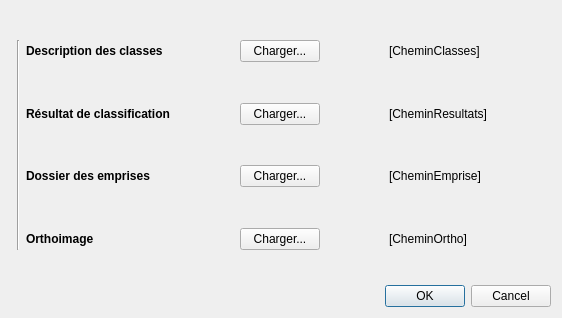
Qt form interface/chargementFichiers.ui (sGrISner/sGrISner) before a commit.
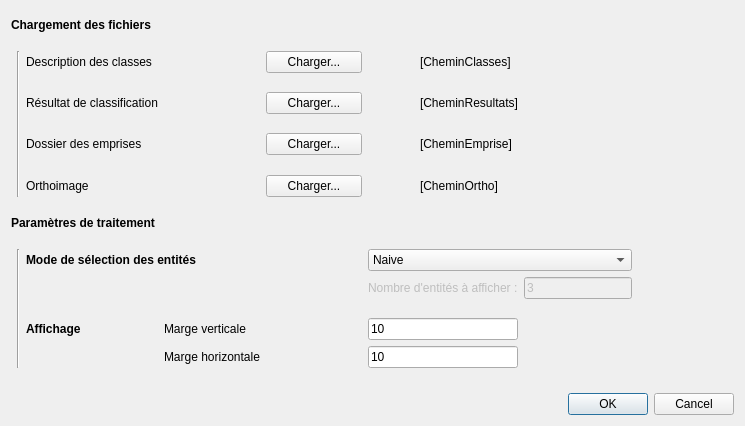
The same form after that commit.

Patch:
```diff
--- a/interface/chargementFichiers.ui
+++ b/interface/chargementFichiers.ui
@@ -6,20 +6,20 @@
    <rect>
     <x>0</x>
     <y>0</y>
-    <width>562</width>
-    <height>318</height>
+    <width>745</width>
+    <height>426</height>
    </rect>
   </property>
   <property name="windowTitle">
    <string>Chargement des fichiers</string>
   </property>
   <layout class="QGridLayout" name="gridLayout">
-   <item row="1" column="2">
+   <item row="3" column="2">
     <widget class="QLabel" name="classeLabel">
      <property name="font">
       <font>
-       <weight>75</weight>
-       <bold>true</bold>
+       <weight>50</weight>
+       <bold>false</bold>
       </font>
      </property>
      <property name="text">
@@ -27,107 +27,134 @@
      </property>
     </widget>
    </item>
-   <item row="5" column="6">
-    <widget class="QLabel" name="cheminEmpriseLabel">
-     <property name="text">
-      <string>[CheminEmprise]</string>
-     </property>
-    </widget>
-   </item>
-   <item row="1" column="7" rowspan="8">
-    <spacer name="horizontalSpacer">
+   <item row="4" column="2">
+    <spacer name="verticalSpacer_2">
      <property name="orientation">
-      <enum>Qt::Horizontal</enum>
+      <enum>Qt::Vertical</enum>
      </property>
      <property name="sizeHint" stdset="0">
       <size>
-       <width>40</width>
-       <height>20</height>
+       <width>20</width>
+       <height>40</height>
       </size>
      </property>
     </spacer>
    </item>
-   <item row="7" column="6">
-    <widget class="QLabel" name="cheminOrthoLabel">
-     <property name="text">
-      <string>[CheminOrtho]</string>
-     </property>
-    </widget>
-   </item>
-   <item row="3" column="6">
-    <widget class="QLabel" name="cheminResultLabel">
-     <property name="text">
-      <string>[CheminResultats]</string>
-     </property>
-    </widget>
-   </item>
    <item row="5" column="4">
-    <widget class="QPushButton" name="chargerEmpriseButton">
+    <widget class="QPushButton" name="chargerResultButton">
      <property name="text">
       <string>Charger...</string>
      </property>
     </widget>
    </item>
-   <item row="1" column="5" rowspan="7">
-    <spacer name="horizontalSpacer_2">
+   <item row="8" column="2">
+    <spacer name="verticalSpacer_4">
      <property name="orientation">
-      <enum>Qt::Horizontal</enum>
+      <enum>Qt::Vertical</enum>
      </property>
      <property name="sizeHint" stdset="0">
       <size>
-       <width>40</width>
-       <height>20</height>
+       <width>20</width>
+       <height>40</height>
       </size>
      </property>
     </spacer>
    </item>
-   <item row="7" column="4">
+   <item row="19" column="0" colspan="7">
+    <spacer name="verticalSpacer_5">
+     <property name="orientation">
+      <enum>Qt::Vertical</enum>
+     </property>
+     <property name="sizeHint" stdset="0">
+      <size>
+       <width>20</width>
+       <height>40</height>
+      </size>
+     </property>
+    </spacer>
+   </item>
+   <item row="6" column="4">
+    <spacer name="verticalSpacer_7">
+     <property name="orientation">
+      <enum>Qt::Vertical</enum>
+     </property>
+     <property name="sizeHint" stdset="0">
+      <size>
+       <width>20</width>
+       <height>40</height>
+      </size>
+     </property>
+    </spacer>
+   </item>
+   <item row="9" column="4">
     <widget class="QPushButton" name="chargerOrthoButton">
      <property name="text">
       <string>Charger...</string>
      </property>
     </widget>
    </item>
+   <item row="4" column="4">
+    <spacer name="verticalSpacer_8">
+     <property name="orientation">
+      <enum>Qt::Vertical</enum>
+     </property>
+     <property name="sizeHint" stdset="0">
+      <size>
+       <width>20</width>
+       <height>40</height>
+      </size>
+     </property>
+    </spacer>
+   </item>
+   <item row="3" column="1" rowspan="7">
+    <widget class="Line" name="line">
+     <property name="font">
+      <font>
+       <weight>50</weight>
+       <bold>false</bold>
+      </font>
+     </property>
+     <property name="frameShadow">
+      <enum>QFrame::Sunken</enum>
+     </property>
+     <property name="orientation">
+      <enum>Qt::Vertical</enum>
+     </property>
+    </widget>
+   </item>
+   <item row="4" column="6">
+    <spacer name="verticalSpacer_9">
+     <property name="orientation">
+      <enum>Qt::Vertical</enum>
+     </property>
+     <property name="sizeHint" stdset="0">
+      <size>
+       <width>20</width>
+       <height>40</height>
+      </size>
+     </property>
+    </spacer>
+   </item>
+   <item row="7" column="4">
+    <widget class="QPushButton" name="chargerEmpriseButton">
+     <property name="text">
+      <string>Charger...</string>
+     </property>
+    </widget>
+   </item>
    <item row="3" column="4">
-    <widget class="QPushButton" name="chargerResultButton">
-     <property name="text">
-      <string>Charger...</string>
-     </property>
-    </widget>
-   </item>
-   <item row="1" column="6">
-    <widget class="QLabel" name="chemClasseLabel">
-     <property name="text">
-      <string>[CheminClasses]</string>
-     </property>
-    </widget>
-   </item>
-   <item row="0" column="0" colspan="8">
-    <spacer name="verticalSpacer">
-     <property name="orientation">
-      <enum>Qt::Vertical</enum>
-     </property>
-     <property name="sizeHint" stdset="0">
-      <size>
-       <width>20</width>
-       <height>40</height>
-      </size>
-     </property>
-    </spacer>
-   </item>
-   <item row="1" column="4">
     <widget class="QPushButton" name="chargerClasseButton">
      <property name="text">
       <string>Charger...</string>
      </property>
     </widget>
    </item>
-   <item row="3" column="2">
+   <item row="5" column="2">
     <widget class="QLabel" name="resultLabel">
      <property name="font">
       <font>
-       <weight>75</weight>
-       <bold>true</bold>
+       <weight>50</weight>
+       <bold>false</bold>
       </font>
      </property>
      <property name="text">
@@ -135,12 +162,12 @@
      </property>
     </widget>
    </item>
-   <item row="7" column="2">
+   <item row="9" column="2">
     <widget class="QLabel" name="orthoLabel">
      <property name="font">
       <font>
-       <weight>75</weight>
-       <bold>true</bold>
+       <weight>50</weight>
+       <bold>false</bold>
       </font>
      </property>
      <property name="text">
@@ -148,7 +175,7 @@
      </property>
     </widget>
    </item>
-   <item row="9" column="1" colspan="7">
+   <item row="20" column="1" colspan="9">
     <widget class="QDialogButtonBox" name="buttonBox">
      <property name="orientation">
       <enum>Qt::Horizontal</enum>
@@ -158,63 +185,8 @@
      </property>
     </widget>
    </item>
-   <item row="5" column="2">
-    <widget class="QLabel" name="empriseLabel">
-     <property name="font">
-      <font>
-       <weight>75</weight>
-       <bold>true</bold>
-      </font>
-     </property>
-     <property name="text">
-      <string>Dossier des emprises</string>
-     </property>
-    </widget>
-   </item>
-   <item row="1" column="1" rowspan="7">
-    <widget class="Line" name="line">
-     <property name="font">
-      <font>
-       <weight>50</weight>
-       <bold>false</bold>
-      </font>
-     </property>
-     <property name="frameShadow">
-      <enum>QFrame::Sunken</enum>
-     </property>
-     <property name="orientation">
-      <enum>Qt::Vertical</enum>
-     </property>
-    </widget>
-   </item>
-   <item row="2" column="2">
-    <spacer name="verticalSpacer_2">
-     <property name="orientation">
-      <enum>Qt::Vertical</enum>
-     </property>
-     <property name="sizeHint" stdset="0">
-      <size>
-       <width>20</width>
-       <height>40</height>
-      </size>
-     </property>
-    </spacer>
-   </item>
-   <item row="4" column="2">
-    <spacer name="verticalSpacer_3">
-     <property name="orientation">
-      <enum>Qt::Vertical</enum>
-     </property>
-     <property name="sizeHint" stdset="0">
-      <size>
-       <width>20</width>
-       <height>40</height>
-      </size>
-     </property>
-    </spacer>
-   </item>
    <item row="6" column="2">
-    <spacer name="verticalSpacer_4">
+    <spacer name="verticalSpacer_3">
      <property name="orientation">
       <enum>Qt::Vertical</enum>
      </property>
@@ -226,20 +198,7 @@
      </property>
     </spacer>
    </item>
-   <item row="8" column="0" colspan="7">
-    <spacer name="verticalSpacer_5">
-     <property name="orientation">
-      <enum>Qt::Vertical</enum>
-     </property>
-     <property name="sizeHint" stdset="0">
-      <size>
-       <width>20</width>
-       <height>40</height>
-      </size>
-     </property>
-    </spacer>
-   </item>
-   <item row="1" column="3" rowspan="7">
+   <item row="3" column="3" rowspan="7">
     <spacer name="horizontalSpacer_3">
      <property name="orientation">
       <enum>Qt::Horizontal</enum>
@@ -252,7 +211,7 @@
      </property>
     </spacer>
    </item>
-   <item row="6" column="4">
+   <item row="8" column="4">
     <spacer name="verticalSpacer_6">
      <property name="orientation">
       <enum>Qt::Vertical</enum>
@@ -265,59 +224,20 @@
      </property>
     </spacer>
    </item>
-   <item row="4" column="4">
-    <spacer name="verticalSpacer_7">
-     <property name="orientation">
-      <enum>Qt::Vertical</enum>
-     </property>
-     <property name="sizeHint" stdset="0">
-      <size>
-       <width>20</width>
-       <height>40</height>
-      </size>
-     </property>
-    </spacer>
-   </item>
-   <item row="2" column="4">
-    <spacer name="verticalSpacer_8">
-     <property name="orientation">
-      <enum>Qt::Vertical</enum>
-     </property>
-     <property name="sizeHint" stdset="0">
-      <size>
-       <width>20</width>
-       <height>40</height>
-      </size>
-     </property>
-    </spacer>
-   </item>
-   <item row="2" column="6">
-    <spacer name="verticalSpacer_9">
-     <property name="orientation">
-      <enum>Qt::Vertical</enum>
-     </property>
-     <property name="sizeHint" stdset="0">
-      <size>
-       <width>20</width>
-       <height>40</height>
-      </size>
-     </property>
-    </spacer>
-   </item>
-   <item row="4" column="6">
-    <spacer name="verticalSpacer_10">
-     <property name="orientation">
-      <enum>Qt::Vertical</enum>
-     </property>
-     <property name="sizeHint" stdset="0">
-      <size>
-       <width>20</width>
-       <height>40</height>
-      </size>
-     </property>
-    </spacer>
-   </item>
    <item row="6" column="6">
+    <spacer name="verticalSpacer_10">
+     <property name="orientation">
+      <enum>Qt::Vertical</enum>
+     </property>
+     <property name="sizeHint" stdset="0">
+      <size>
+       <width>20</width>
+       <height>40</height>
+      </size>
+     </property>
+    </spacer>
+   </item>
+   <item row="8" column="6">
     <spacer name="verticalSpacer_11">
      <property name="orientation">
       <enum>Qt::Vertical</enum>
@@ -330,6 +250,287 @@
      </property>
     </spacer>
    </item>
+   <item row="0" column="0" colspan="10">
+    <spacer name="verticalSpacer">
+     <property name="orientation">
+      <enum>Qt::Vertical</enum>
+     </property>
+     <property name="sizeHint" stdset="0">
+      <size>
+       <width>20</width>
+       <height>40</height>
+      </size>
+     </property>
+    </spacer>
+   </item>
+   <item row="7" column="2">
+    <widget class="QLabel" name="empriseLabel">
+     <property name="font">
+      <font>
+       <weight>50</weight>
+       <bold>false</bold>
+      </font>
+     </property>
+     <property name="text">
+      <string>Dossier des emprises</string>
+     </property>
+    </widget>
+   </item>
+   <item row="17" column="3" colspan="2">
+    <widget class="QLabel" name="margeYLabel">
+     <property name="text">
+      <string>Marge horizontale</string>
+     </property>
+    </widget>
+   </item>
+   <item row="17" column="5" colspan="3">
+    <widget class="QLineEdit" name="margeYEdit">
+     <property name="text">
+      <string>10</string>
+     </property>
+    </widget>
+   </item>
+   <item row="13" column="2" colspan="2">
+    <widget class="QLabel" name="modeLabel">
+     <property name="font">
+      <font>
+       <weight>75</weight>
+       <bold>true</bold>
+      </font>
+     </property>
+     <property name="text">
+      <string>Mode de sélection des entités</string>
+     </property>
+    </widget>
+   </item>
+   <item row="12" column="0" colspan="7">
+    <spacer name="verticalSpacer_14">
+     <property name="orientation">
+      <enum>Qt::Vertical</enum>
+     </property>
+     <property name="sizeHint" stdset="0">
+      <size>
+       <width>20</width>
+       <height>40</height>
+      </size>
+     </property>
+    </spacer>
+   </item>
+   <item row="16" column="5" colspan="3">
+    <widget class="QLineEdit" name="margeXEdit">
+     <property name="text">
+      <string>10</string>
+     </property>
+    </widget>
+   </item>
+   <item row="1" column="0" colspan="6">
+    <widget class="QLabel" name="chargLabel">
+     <property name="font">
+      <font>
+       <pointsize>9</pointsize>
+       <weight>75</weight>
+       <bold>true</bold>
+      </font>
+     </property>
+     <property name="text">
+      <string>Chargement des fichiers</string>
+     </property>
+    </widget>
+   </item>
+   <item row="14" column="2" colspan="3">
+    <spacer name="verticalSpacer_15">
+     <property name="orientation">
+      <enum>Qt::Vertical</enum>
+     </property>
+     <property name="sizeHint" stdset="0">
+      <size>
+       <width>20</width>
+       <height>40</height>
+      </size>
+     </property>
+    </spacer>
+   </item>
+   <item row="14" column="8">
+    <widget class="QLineEdit" name="nbrEdit">
+     <property name="enabled">
+      <bool>false</bool>
+     </property>
+     <property name="text">
+      <string>3</string>
+     </property>
+    </widget>
+   </item>
+   <item row="14" column="5" colspan="3">
+    <widget class="QLabel" name="nbrLabel">
+     <property name="enabled">
+      <bool>false</bool>
+     </property>
+     <property name="text">
+      <string>Nombre d'entités à afficher :</string>
+     </property>
+    </widget>
+   </item>
+   <item row="16" column="8" rowspan="2">
+    <spacer name="horizontalSpacer_7">
+     <property name="orientation">
+      <enum>Qt::Horizontal</enum>
+     </property>
+     <property name="sizeHint" stdset="0">
+      <size>
+       <width>40</width>
+       <height>20</height>
+      </size>
+     </property>
+    </spacer>
+   </item>
+   <item row="13" column="5" colspan="4">
+    <widget class="QComboBox" name="modeComboBox">
+     <item>
+      <property name="text">
+       <string>Naive</string>
+      </property>
+     </item>
+     <item>
+      <property name="text">
+       <string>Aleatoire</string>
+      </property>
+     </item>
+    </widget>
+   </item>
+   <item row="11" column="0" colspan="3">
+    <widget class="QLabel" name="paramLabel">
+     <property name="font">
+      <font>
+       <pointsize>9</pointsize>
+       <weight>75</weight>
+       <bold>true</bold>
+      </font>
+     </property>
+     <property name="text">
+      <string>Paramètres de traitement</string>
+     </property>
+    </widget>
+   </item>
+   <item row="13" column="4">
+    <spacer name="horizontalSpacer_4">
+     <property name="orientation">
+      <enum>Qt::Horizontal</enum>
+     </property>
+     <property name="sizeHint" stdset="0">
+      <size>
+       <width>40</width>
+       <height>20</height>
+      </size>
+     </property>
+    </spacer>
+   </item>
+   <item row="2" column="0" colspan="7">
+    <spacer name="verticalSpacer_13">
+     <property name="orientation">
+      <enum>Qt::Vertical</enum>
+     </property>
+     <property name="sizeHint" stdset="0">
+      <size>
+       <width>20</width>
+       <height>40</height>
+      </size>
+     </property>
+    </spacer>
+   </item>
+   <item row="1" column="9" rowspan="19">
+    <spacer name="horizontalSpacer">
+     <property name="orientation">
+      <enum>Qt::Horizontal</enum>
+     </property>
+     <property name="sizeHint" stdset="0">
+      <size>
+       <width>40</width>
+       <height>20</height>
+      </size>
+     </property>
+    </spacer>
+   </item>
+   <item row="16" column="2">
+    <widget class="QLabel" name="affichLabel">
+     <property name="font">
+      <font>
+       <weight>75</weight>
+       <bold>true</bold>
+      </font>
+     </property>
+     <property name="text">
+      <string>Affichage</string>
+     </property>
+    </widget>
+   </item>
+   <item row="10" column="2" colspan="6">
+    <spacer name="verticalSpacer_12">
+     <property name="orientation">
+      <enum>Qt::Vertical</enum>
+     </property>
+     <property name="sizeHint" stdset="0">
+      <size>
+       <width>20</width>
+       <height>40</height>
+      </size>
+     </property>
+    </spacer>
+   </item>
+   <item row="13" column="1" rowspan="5">
+    <widget class="Line" name="line_2">
+     <property name="orientation">
+      <enum>Qt::Vertical</enum>
+     </property>
+    </widget>
+   </item>
+   <item row="16" column="3" colspan="2">
+    <widget class="QLabel" name="margeXLabel">
+     <property name="text">
+      <string>Marge verticale</string>
+     </property>
+    </widget>
+   </item>
+   <item row="15" column="2" colspan="7">
+    <spacer name="verticalSpacer_16">
+     <property name="orientation">
+      <enum>Qt::Vertical</enum>
+     </property>
+     <property name="sizeHint" stdset="0">
+      <size>
+       <width>20</width>
+       <height>40</height>
+      </size>
+     </property>
+    </spacer>
+   </item>
+   <item row="7" column="6" colspan="3">
+    <widget class="QLabel" name="cheminEmpriseLabel">
+     <property name="text">
+      <string>[CheminEmprise]</string>
+     </property>
+    </widget>
+   </item>
+   <item row="5" column="6" colspan="3">
+    <widget class="QLabel" name="cheminResultLabel">
+     <property name="text">
+      <string>[CheminResultats]</string>
+     </property>
+    </widget>
+   </item>
+   <item row="3" column="6" colspan="3">
+    <widget class="QLabel" name="chemClasseLabel">
+     <property name="text">
+      <string>[CheminClasses]</string>
+     </property>
+    </widget>
+   </item>
+   <item row="9" column="6" colspan="3">
+    <widget class="QLabel" name="cheminOrthoLabel">
+     <property name="text">
+      <string>[CheminOrtho]</string>
+     </property>
+    </widget>
+   </item>
   </layout>
  </widget>
  <resources/>
```
